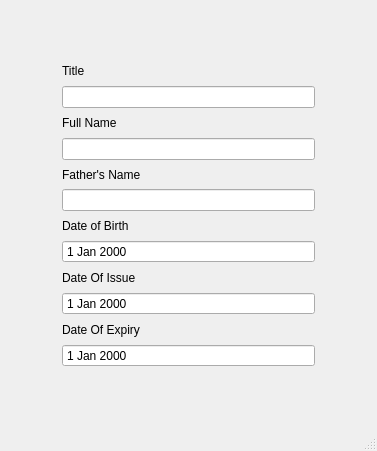
The window that view_menu.ui (Affan-Mushahid/KeepSake) describes before a commit, drawn with Qt 5.
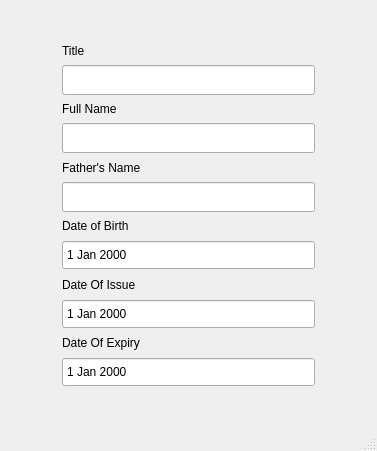
The same window after the commit. The open tabs and pages were chosen to show the change.

What changed in the file:
```diff
--- a/view_menu.ui
+++ b/view_menu.ui
@@ -487,7 +487,7 @@
           <property name="sizeHint" stdset="0">
            <size>
             <width>20</width>
-            <height>40</height>
+            <height>20</height>
            </size>
           </property>
          </spacer>
@@ -498,6 +498,9 @@
            <layout class="QVBoxLayout" name="verticalLayout_19">
             <item>
              <widget class="QLabel" name="label_15">
+              <property name="styleSheet">
+               <string notr="true">font: 10pt &quot;Century Gothic&quot;;</string>
+              </property>
               <property name="text">
                <string>Title</string>
               </property>
@@ -505,6 +508,15 @@
             </item>
             <item>
              <widget class="QLineEdit" name="i_title">
+              <property name="minimumSize">
+               <size>
+                <width>0</width>
+                <height>30</height>
+               </size>
+              </property>
+              <property name="styleSheet">
+               <string notr="true">font: 10pt &quot;Century Gothic&quot;;</string>
+              </property>
               <property name="readOnly">
                <bool>true</bool>
               </property>
@@ -516,6 +528,9 @@
            <layout class="QVBoxLayout" name="verticalLayout_11">
             <item>
              <widget class="QLabel" name="label_7">
+              <property name="styleSheet">
+               <string notr="true">font: 10pt &quot;Century Gothic&quot;;</string>
+              </property>
               <property name="text">
                <string>Full Name</string>
               </property>
@@ -523,6 +538,15 @@
             </item>
             <item>
              <widget class="QLineEdit" name="i_fullname">
+              <property name="minimumSize">
+               <size>
+                <width>0</width>
+                <height>30</height>
+               </size>
+              </property>
+              <property name="styleSheet">
+               <string notr="true">font: 10pt &quot;Century Gothic&quot;;</string>
+              </property>
               <property name="readOnly">
                <bool>true</bool>
               </property>
@@ -534,6 +558,9 @@
            <layout class="QVBoxLayout" name="verticalLayout_12">
             <item>
              <widget class="QLabel" name="label_8">
+              <property name="styleSheet">
+               <string notr="true">font: 10pt &quot;Century Gothic&quot;;</string>
+              </property>
               <property name="text">
                <string>Father's Name</string>
               </property>
@@ -541,6 +568,15 @@
             </item>
             <item>
              <widget class="QLineEdit" name="i_father">
+              <property name="minimumSize">
+               <size>
+                <width>0</width>
+                <height>30</height>
+               </size>
+              </property>
+              <property name="styleSheet">
+               <string notr="true">font: 10pt &quot;Century Gothic&quot;;</string>
+              </property>
               <property name="readOnly">
                <bool>true</bool>
               </property>
@@ -552,6 +588,9 @@
            <layout class="QVBoxLayout" name="verticalLayout_14">
             <item>
              <widget class="QLabel" name="label_10">
+              <property name="styleSheet">
+               <string notr="true">font: 10pt &quot;Century Gothic&quot;;</string>
+              </property>
               <property name="text">
                <string>Date of Birth</string>
               </property>
@@ -559,6 +598,15 @@
             </item>
             <item>
              <widget class="QDateEdit" name="i_birth">
+              <property name="minimumSize">
+               <size>
+                <width>0</width>
+                <height>30</height>
+               </size>
+              </property>
+              <property name="styleSheet">
+               <string notr="true">font: 10pt &quot;Century Gothic&quot;;</string>
+              </property>
               <property name="readOnly">
                <bool>true</bool>
               </property>
@@ -576,6 +624,9 @@
            <layout class="QVBoxLayout" name="verticalLayout_15">
             <item>
              <widget class="QLabel" name="label_11">
+              <property name="styleSheet">
+               <string notr="true">font: 10pt &quot;Century Gothic&quot;;</string>
+              </property>
               <property name="text">
                <string>Date Of Issue</string>
               </property>
@@ -583,6 +634,15 @@
             </item>
             <item>
              <widget class="QDateEdit" name="i_issue">
+              <property name="minimumSize">
+               <size>
+                <width>0</width>
+                <height>30</height>
+               </size>
+              </property>
+              <property name="styleSheet">
+               <string notr="true">font: 10pt &quot;Century Gothic&quot;;</string>
+              </property>
               <property name="readOnly">
                <bool>true</bool>
               </property>
@@ -597,6 +657,9 @@
            <layout class="QVBoxLayout" name="verticalLayout_13">
             <item>
              <widget class="QLabel" name="label_9">
+              <property name="styleSheet">
+               <string notr="true">font: 10pt &quot;Century Gothic&quot;;</string>
+              </property>
               <property name="text">
                <string>Date Of Expiry</string>
               </property>
@@ -604,6 +667,15 @@
             </item>
             <item>
              <widget class="QDateEdit" name="i_expiry">
+              <property name="minimumSize">
+               <size>
+                <width>0</width>
+                <height>30</height>
+               </size>
+              </property>
+              <property name="styleSheet">
+               <string notr="true">font: 10pt &quot;Century Gothic&quot;;</string>
+              </property>
               <property name="readOnly">
                <bool>true</bool>
               </property>
@@ -643,7 +715,7 @@
           <property name="sizeHint" stdset="0">
            <size>
             <width>20</width>
-            <height>40</height>
+            <height>20</height>
            </size>
           </property>
          </spacer>
```
Left out of the diff: 68 changed lines with no effect on the pictures.
